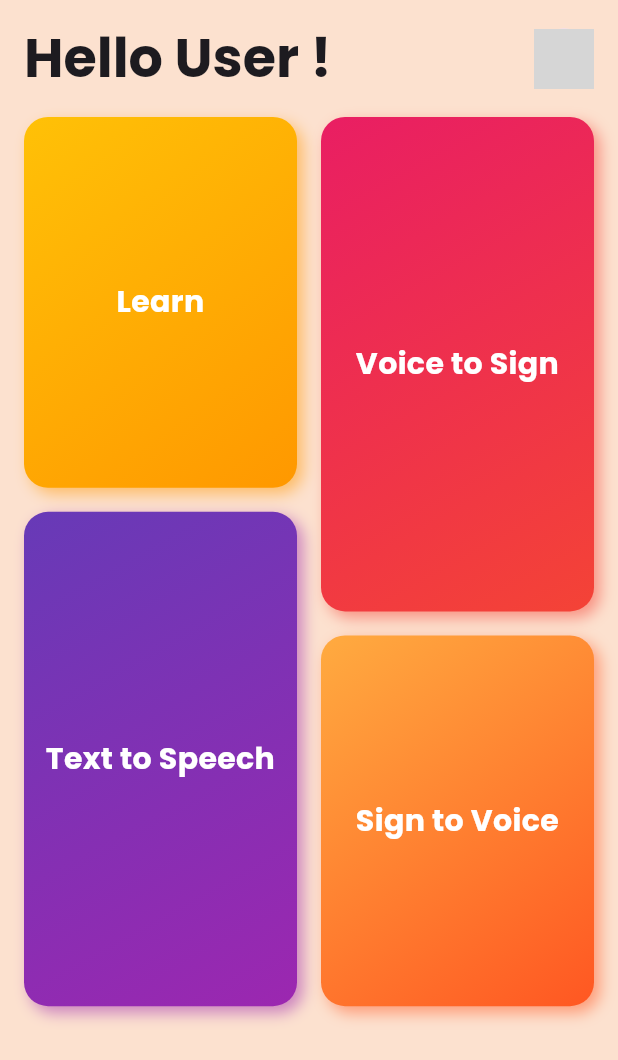
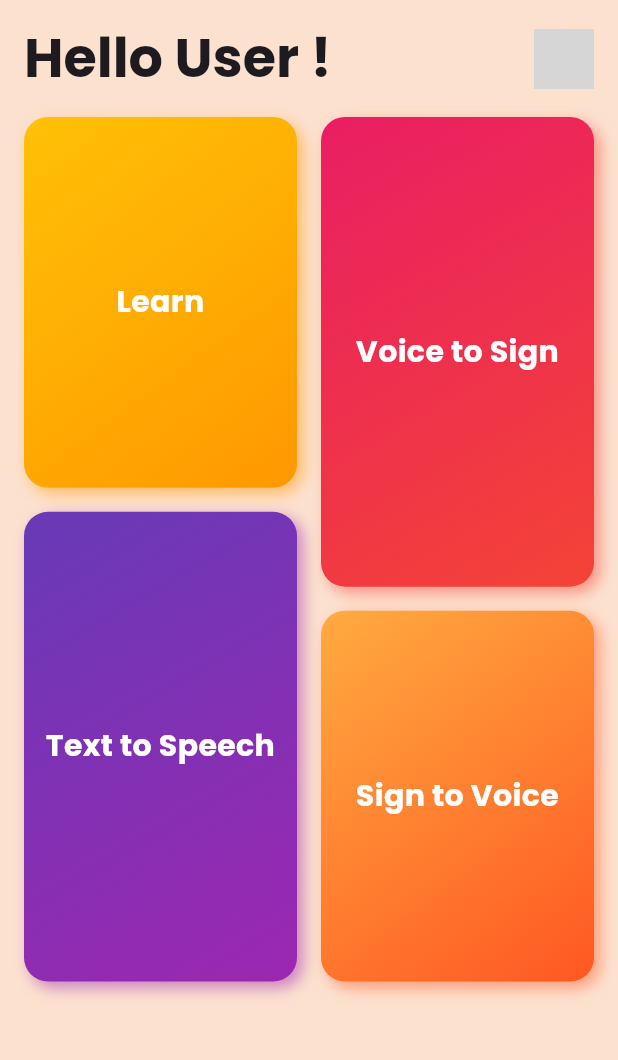
Before and after one commit to AbhishekRDJ/WingsHackathon, a Flutter app: the LandingPage screen opened directly, on a phone screen of 412 x 824 dp. Shown: the top 1060 px of the screen. Run offline on Flutter 3.47's test engine with Material 3 defaults, Android fonts, the phone set to English and light mode, and no system bars; our stand-ins replace flutter_animate; network calls fail; grey boxes are pictures that could not be loaded.

```diff
--- a/sign_bridge/lib/pages/landing_page.dart
+++ b/sign_bridge/lib/pages/landing_page.dart
@@ -45,14 +45,14 @@ class LandingPage extends StatelessWidget {
                         "title": "Voice to Sign",
                         "startColor": Colors.pink,
                         "endColor": Colors.red,
-                        "height": MediaQuery.of(context).size.height * 0.4,
+                        "height": MediaQuery.of(context).size.height * 0.38,
                         'onTap': () {} // Big card
                       },
                       {
                         "title": "Text to Speech",
                         "startColor": Colors.deepPurple,
                         "endColor": Colors.purple,
-                        "height": MediaQuery.of(context).size.height * 0.4,
+                        "height": MediaQuery.of(context).size.height * 0.38,
                         'onTap': () {} // Small card
                       },
                       {
```
Also changed, not shown: sign_bridge/pubspec.yaml (+9 -0 lines), sign_bridge/assets/images/logo3.png (added), sign_bridge/assets/images/logo4.png (added), sign_bridge/pubspec.lock, 40 other files.
